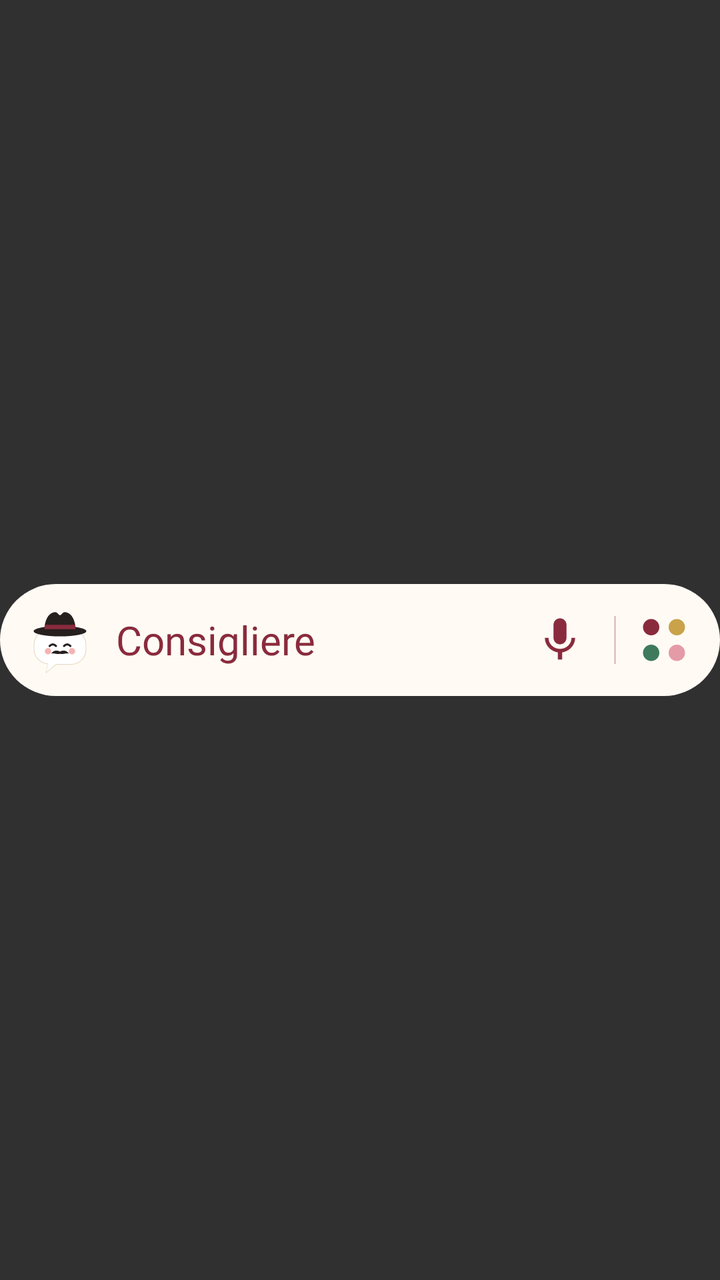
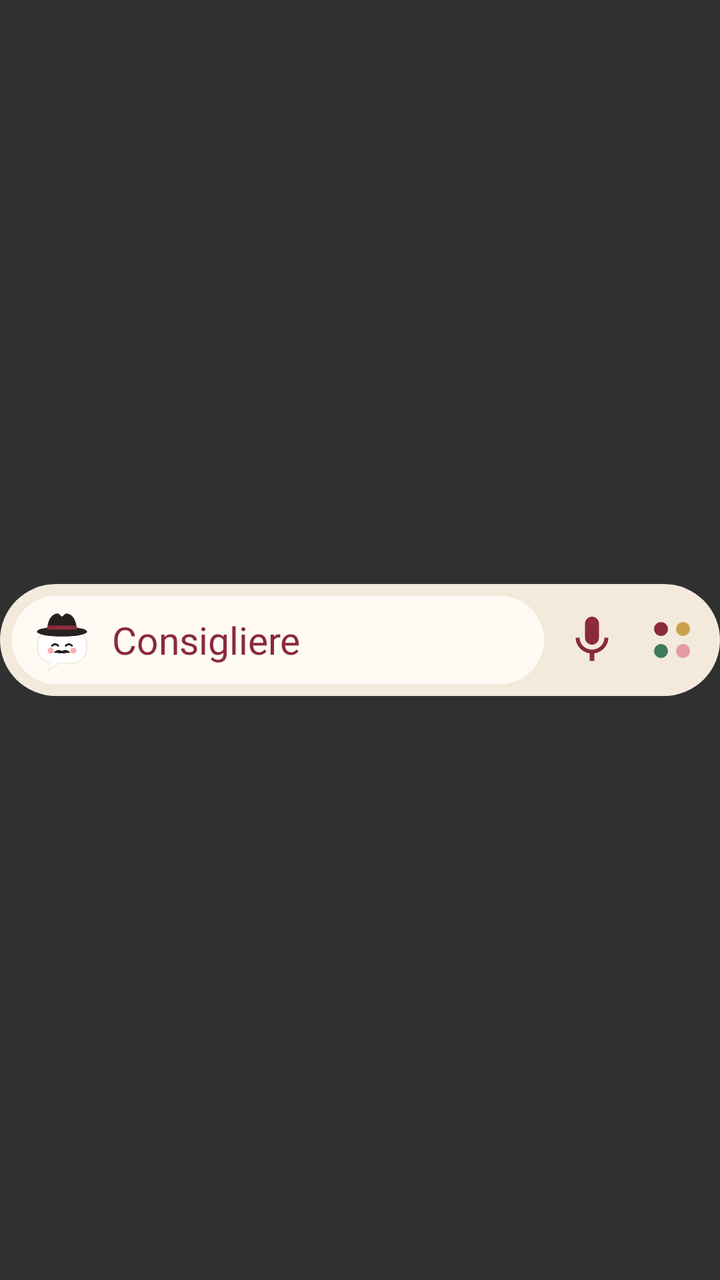

Before-and-after screenshots of an Android layout around one commit, followed by the original layout XML and the change that was made.
<!-- AndroidManifest.xml: application theme android:Theme.Material.NoActionBar -->
<!-- res/layout/voice_widget_preview.xml -->
<?xml version="1.0" encoding="utf-8"?>
<FrameLayout xmlns:android="http://schemas.android.com/apk/res/android"
    android:layout_width="match_parent"
    android:layout_height="match_parent">
    <LinearLayout
        android:layout_width="match_parent"
        android:layout_height="56dp"
        android:layout_gravity="center_vertical"
        android:background="@drawable/preview_pill"
        android:gravity="center_vertical"
        android:orientation="horizontal"
        android:paddingStart="10dp"
        android:paddingEnd="14dp">
        <ImageView
            android:layout_width="40dp"
            android:layout_height="40dp"
            android:src="@drawable/mascot" />
        <TextView
            android:layout_width="0dp"
            android:layout_height="wrap_content"
            android:layout_marginStart="8dp"
            android:layout_weight="1"
            android:fontFamily="@font/fraunces_bold"
            android:text="Consigliere"
            android:textColor="#8A2B3D"
            android:textSize="20sp" />
        <ImageView
            android:layout_width="34dp"
            android:layout_height="34dp"
            android:padding="4dp"
            android:src="@drawable/ic_mic"
            android:tint="#8A2B3D" />
        <View
            android:layout_width="1dp"
            android:layout_height="24dp"
            android:layout_marginStart="10dp"
            android:layout_marginEnd="10dp"
            android:background="#408A2B3D" />
        <ImageView
            android:layout_width="28dp"
            android:layout_height="28dp"
            android:src="@drawable/ic_app_grid" />
    </LinearLayout>
</FrameLayout>
<!-- resources referenced by this layout -->
<resources>
  <!-- drawable ic_app_grid (drawable) -->
  <?xml version="1.0" encoding="utf-8"?>
  <vector xmlns:android="http://schemas.android.com/apk/res/android"
      android:width="24dp"
      android:height="24dp"
      android:viewportWidth="24"
      android:viewportHeight="24">
      
      <path android:fillColor="#8A2B3D" android:pathData="M3,6.5a3.5,3.5 0,1 0,7 0a3.5,3.5 0,1 0,-7 0Z" />
      <path android:fillColor="#C9A24A" android:pathData="M14,6.5a3.5,3.5 0,1 0,7 0a3.5,3.5 0,1 0,-7 0Z" />
      <path android:fillColor="#3F7A5C" android:pathData="M3,17.5a3.5,3.5 0,1 0,7 0a3.5,3.5 0,1 0,-7 0Z" />
      <path android:fillColor="#E59AA8" android:pathData="M14,17.5a3.5,3.5 0,1 0,7 0a3.5,3.5 0,1 0,-7 0Z" />
  </vector>
  <!-- drawable ic_mic (drawable) -->
  <?xml version="1.0" encoding="utf-8"?>
  <vector xmlns:android="http://schemas.android.com/apk/res/android"
      android:width="24dp"
      android:height="24dp"
      android:viewportWidth="24"
      android:viewportHeight="24">
      <path android:fillColor="#FFFFFFFF" android:pathData="M12,14c1.66,0 2.99,-1.34 2.99,-3L15,5c0,-1.66 -1.34,-3 -3,-3S9,3.34 9,5v6c0,1.66 1.34,3 3,3zM17.3,11c0,3 -2.54,5.1 -5.3,5.1S6.7,14 6.7,11L5,11c0,3.41 2.72,6.23 6,6.72L11,21h2v-3.28c3.28,-0.48 6,-3.3 6,-6.72h-1.7z" />
  </vector>
  <!-- drawable mascot (drawable) -->
  <?xml version="1.0" encoding="utf-8"?>
  <vector xmlns:android="http://schemas.android.com/apk/res/android"
      android:width="100dp"
      android:height="100dp"
      android:viewportWidth="100"
      android:viewportHeight="100">
      <path android:fillColor="#E9DCC6" android:pathData="M36,37H64A19,19 0,0 1,83 56V62A19,19 0,0 1,64 81H45.3L32,91.8L34.2,80.1A19,19 0,0 1,17 62V56A19,19 0,0 1,36 37Z" />
      <path android:fillColor="#FFFFFF" android:pathData="M36,38H64A18,18 0,0 1,82 56V62A18,18 0,0 1,64 80H45L33,90L35,79.2A18,18 0,0 1,18 62V56A18,18 0,0 1,36 38Z" />
      <path android:fillColor="#26201F" android:pathData="M17,39a33,6.5 0,1 0,66 0a33,6.5 0,1 0,-66 0Z" />
      <path android:fillColor="#26201F" android:pathData="M30.5,38C30.5,26 35,16.5 43,15.2C47,14.6 48,19 50,19C52,19 53,14.6 57,15.2C65,16.5 69.5,26 69.5,38Z" />
      <path android:fillColor="#8A2B3D" android:pathData="M30.8,31H69.2V36.5H30.8Z" />
      <path android:strokeColor="#26201F" android:strokeWidth="2.6" android:strokeLineCap="round" android:fillColor="#00000000" android:pathData="M37,57.5Q41,53.5 45,57.5M55,57.5Q59,53.5 63,57.5" />
      <path android:fillColor="#C0F29A9A" android:pathData="M31,64a4,4 0,1 0,8 0a4,4 0,1 0,-8 0ZM61,64a4,4 0,1 0,8 0a4,4 0,1 0,-8 0Z" />
      <path android:fillColor="#26201F" android:pathData="M50,64.5C46.5,62.3 41.5,62.8 39,67C43,66 46,68.4 50,67.2C54,68.4 57,66 61,67C58.5,62.8 53.5,62.3 50,64.5Z" />
  </vector>
  <!-- drawable preview_pill (drawable) -->
  <?xml version="1.0" encoding="utf-8"?>
  <shape xmlns:android="http://schemas.android.com/apk/res/android" android:shape="rectangle">
      <solid android:color="#FFFFFBF4" />
      <corners android:radius="28dp" />
  </shape>
</resources>

<!-- the commit's change to res/layout/voice_widget_preview.xml (unified diff, before → after) -->
@@ -9,36 +9,39 @@
         android:background="@drawable/preview_pill"
         android:gravity="center_vertical"
         android:orientation="horizontal"
-        android:paddingStart="10dp"
-        android:paddingEnd="14dp">
-        <ImageView
-            android:layout_width="40dp"
-            android:layout_height="40dp"
-            android:src="@drawable/mascot" />
-        <TextView
+        android:paddingStart="6dp"
+        android:paddingEnd="12dp">
+        <LinearLayout
             android:layout_width="0dp"
-            android:layout_height="wrap_content"
-            android:layout_marginStart="8dp"
+            android:layout_height="44dp"
             android:layout_weight="1"
-            android:fontFamily="@font/fraunces_bold"
-            android:text="Consigliere"
-            android:textColor="#8A2B3D"
-            android:textSize="20sp" />
-        <ImageView
-            android:layout_width="34dp"
-            android:layout_height="34dp"
-            android:padding="4dp"
-            android:src="@drawable/ic_mic"
-            android:tint="#8A2B3D" />
-        <View
-            android:layout_width="1dp"
-            android:layout_height="24dp"
-            android:layout_marginStart="10dp"
-            android:layout_marginEnd="10dp"
-            android:background="#408A2B3D" />
+            android:background="@drawable/preview_field_light"
+            android:gravity="center_vertical"
+            android:orientation="horizontal"
+            android:paddingStart="6dp">
+            <ImageView
+                android:layout_width="38dp"
+                android:layout_height="38dp"
+                android:src="@drawable/mascot" />
+            <TextView
+                android:layout_width="wrap_content"
+                android:layout_height="wrap_content"
+                android:layout_marginStart="6dp"
+                android:fontFamily="@font/fraunces_bold"
+                android:text="Consigliere"
+                android:textColor="#8A2B3D"
+                android:textSize="19sp" />
+        </LinearLayout>
         <ImageView
             android:layout_width="28dp"
             android:layout_height="28dp"
+            android:layout_marginStart="10dp"
+            android:src="@drawable/ic_mic"
+            android:tint="#8A2B3D" />
+        <ImageView
+            android:layout_width="24dp"
+            android:layout_height="24dp"
+            android:layout_marginStart="14dp"
             android:src="@drawable/ic_app_grid" />
     </LinearLayout>
 </FrameLayout>
<!-- resource entries referenced after the edit -->
@@ -38,10 +38,16 @@
       <path android:fillColor="#C0F29A9A" android:pathData="M31,64a4,4 0,1 0,8 0a4,4 0,1 0,-8 0ZM61,64a4,4 0,1 0,8 0a4,4 0,1 0,-8 0Z" />
       <path android:fillColor="#26201F" android:pathData="M50,64.5C46.5,62.3 41.5,62.8 39,67C43,66 46,68.4 50,67.2C54,68.4 57,66 61,67C58.5,62.8 53.5,62.3 50,64.5Z" />
   </vector>
+  <!-- drawable preview_field_light (drawable) -->
+  <?xml version="1.0" encoding="utf-8"?>
+  <shape xmlns:android="http://schemas.android.com/apk/res/android" android:shape="rectangle">
+      <solid android:color="#FFFFFBF4" />
+      <corners android:radius="22dp" />
+  </shape>
   <!-- drawable preview_pill (drawable) -->
   <?xml version="1.0" encoding="utf-8"?>
   <shape xmlns:android="http://schemas.android.com/apk/res/android" android:shape="rectangle">
-      <solid android:color="#FFFFFBF4" />
+      <solid android:color="#FFF3EADC" />
       <corners android:radius="28dp" />
   </shape>
 </resources>
